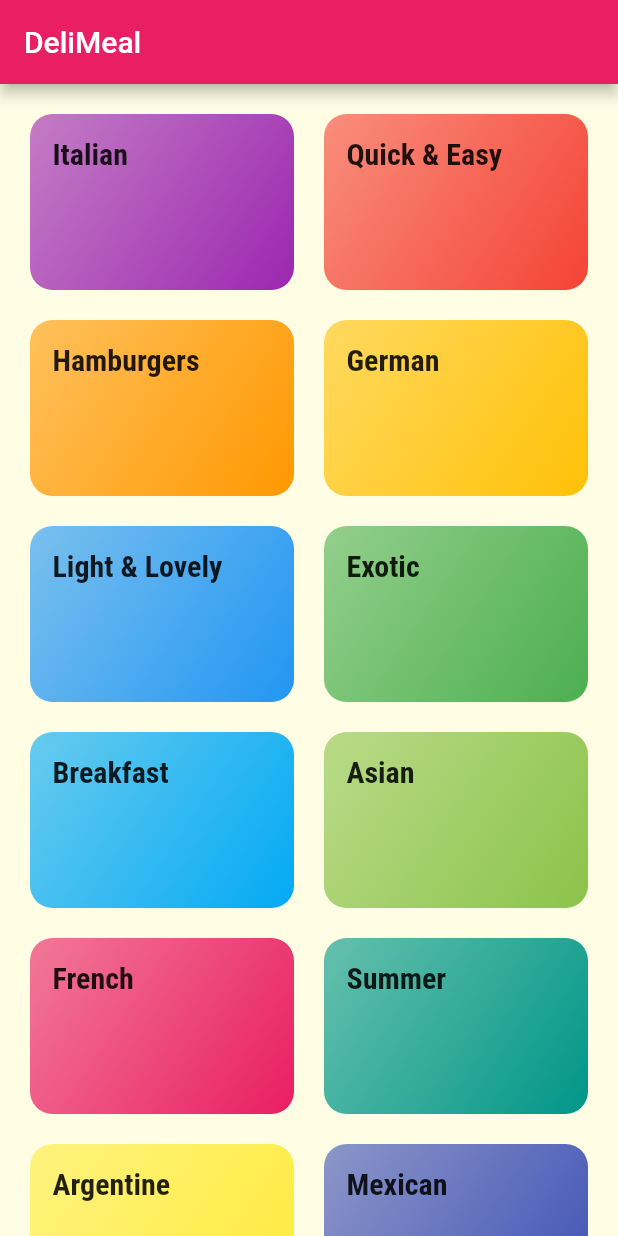
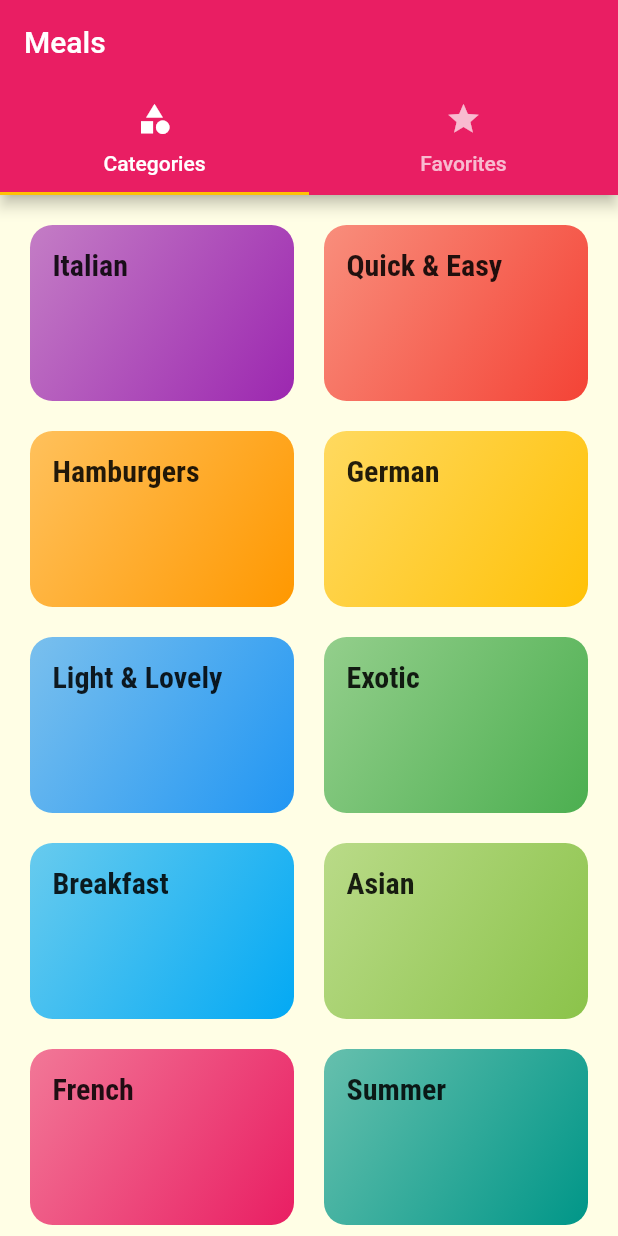
Before and after one commit to fffrowies/deli_meals, a Flutter app: the screen it shows after launch, on a phone screen of 412 x 824 dp. Run offline on Flutter 3.47's test engine with Material 2 defaults, Android fonts, the phone set to English and light mode, and no system bars; Roboto replaces fonts that are missing (Railway).

Commit message:
Added a TabBar to the Appbar.

```diff
--- a/lib/main.dart
+++ b/lib/main.dart
@@ -3,6 +3,7 @@ import 'package:flutter/material.dart';
 import './screens/categories_screen.dart';
 import './screens/category_meals_screen.dart';
 import './screens/meal_detail_screen.dart';
+import './screens/tabs_screen.dart';
 
 void main() => runApp(MyApp());
 
@@ -33,7 +34,7 @@ class MyApp extends StatelessWidget {
       // home: CategoriesScreen(),
       initialRoute: '/', // default is '/'
       routes: {
-        '/': (ctx) => CategoriesScreen(),
+        '/': (ctx) => TabsScreen(),
         CategoryMealsScreen.routeName: (ctx) => CategoryMealsScreen(),
         MealDetailScreen.routeName: (ctx) => MealDetailScreen(),
       },
--- a/lib/screens/categories_screen.dart
+++ b/lib/screens/categories_screen.dart
@@ -6,11 +6,7 @@ import '../widgets/category_item.dart';
 class CategoriesScreen extends StatelessWidget {
   @override
   Widget build(BuildContext context) {
-    return Scaffold(
-      appBar: AppBar(
-        title: const Text('DeliMeal'),
-      ),
-      body: GridView(
+    return GridView(
       padding: const EdgeInsets.all(20),
       children: DUMMY_CATEGORIES
           .map(
@@ -27,7 +23,6 @@ class CategoriesScreen extends StatelessWidget {
         crossAxisSpacing: 20,
         mainAxisSpacing: 20,
       ),
-      ),
     );
   }
 }
--- /dev/null
+++ b/lib/screens/favorites_screen.dart
@@ -0,0 +1,10 @@
+import 'package:flutter/material.dart';
+
+class FavoritesScreen extends StatelessWidget {
+  @override
+  Widget build(BuildContext context) {
+    return Center(
+      child: Text('The Favorites'),
+    );
+  }
+}
--- /dev/null
+++ b/lib/screens/tabs_screen.dart
@@ -0,0 +1,42 @@
+import 'package:deli_meals/screens/favorites_screen.dart';
+import 'package:flutter/material.dart';
+
+import './categories_screen.dart';
+
+class TabsScreen extends StatefulWidget {
+  @override
+  _TabsScreenState createState() => _TabsScreenState();
+}
+
+class _TabsScreenState extends State<TabsScreen> {
+  @override
+  Widget build(BuildContext context) {
+    return DefaultTabController(
+      length: 2,
+      // initialIndex: 0,
+      child: Scaffold(
+        appBar: AppBar(
+          title: Text('Meals'),
+          bottom: TabBar(
+            tabs: <Widget>[
+              Tab(
+                icon: Icon(Icons.category),
+                text: 'Categories',
+              ),
+              Tab(
+                icon: Icon(Icons.star),
+                text: 'Favorites',
+              ),
+            ],
+          ),
+        ),
+        body: TabBarView(
+          children: <Widget>[
+            CategoriesScreen(),
+            FavoritesScreen(),
+          ],
+        ),
+      ),
+    );
+  }
+}
```
Lines whose indentation alone changed are shown as unchanged.
